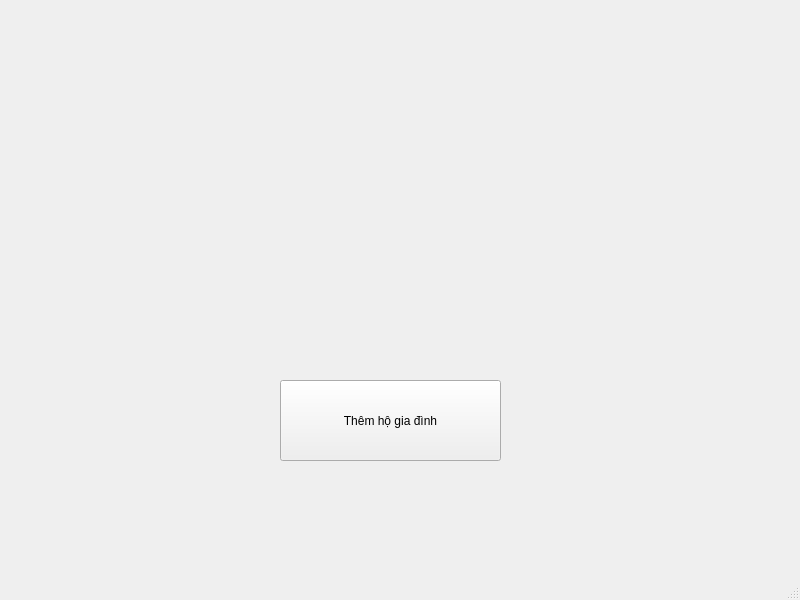
Before: the Qt Designer form mainwindow.ui in Cuongnguyen1702/RMQT, drawn with Qt 5.
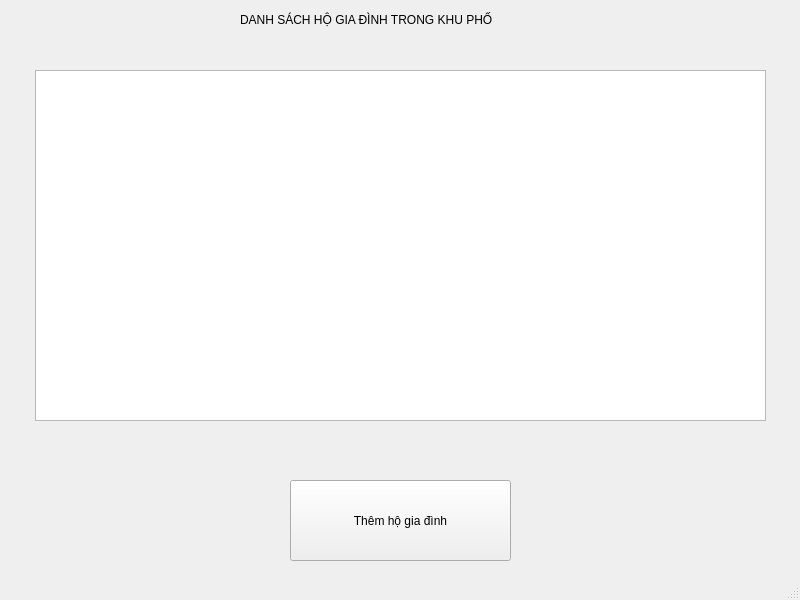
After: the same form once the commit is applied.

Commit message: Add Family Class and modify MainWindow UI

Diff of the .ui file:
```diff
--- a/mainwindow.ui
+++ b/mainwindow.ui
@@ -17,8 +17,8 @@
    <widget class="QPushButton" name="pushButton">
     <property name="geometry">
      <rect>
-      <x>280</x>
-      <y>380</y>
+      <x>290</x>
+      <y>480</y>
       <width>221</width>
       <height>81</height>
      </rect>
@@ -36,16 +36,53 @@
      <bool>false</bool>
     </property>
    </widget>
-  </widget>
-  <widget class="QMenuBar" name="menubar">
-   <property name="geometry">
-    <rect>
-     <x>0</x>
-     <y>0</y>
-     <width>800</width>
-     <height>25</height>
-    </rect>
-   </property>
+   <widget class="QLabel" name="FamilyListText">
+    <property name="geometry">
+     <rect>
+      <x>240</x>
+      <y>10</y>
+      <width>400</width>
+      <height>20</height>
+     </rect>
+    </property>
+    <property name="minimumSize">
+     <size>
+      <width>0</width>
+      <height>0</height>
+     </size>
+    </property>
+    <property name="text">
+     <string>DANH SÁCH HỘ GIA ĐÌNH TRONG KHU PHỐ</string>
+    </property>
+    <property name="textFormat">
+     <enum>Qt::TextFormat::AutoText</enum>
+    </property>
+    <property name="scaledContents">
+     <bool>true</bool>
+    </property>
+    <property name="alignment">
+     <set>Qt::AlignmentFlag::AlignJustify|Qt::AlignmentFlag::AlignVCenter</set>
+    </property>
+    <property name="wordWrap">
+     <bool>false</bool>
+    </property>
+    <property name="margin">
+     <number>1</number>
+    </property>
+   </widget>
+   <widget class="QTableView" name="FamilyTableView">
+    <property name="geometry">
+     <rect>
+      <x>35</x>
+      <y>70</y>
+      <width>731</width>
+      <height>351</height>
+     </rect>
+    </property>
+    <property name="gridStyle">
+     <enum>Qt::PenStyle::DashLine</enum>
+    </property>
+   </widget>
   </widget>
   <widget class="QStatusBar" name="statusbar"/>
  </widget>
```
Left out of the diff: 2 changed lines with no effect on the pictures. The commit also changes 29 other files.
